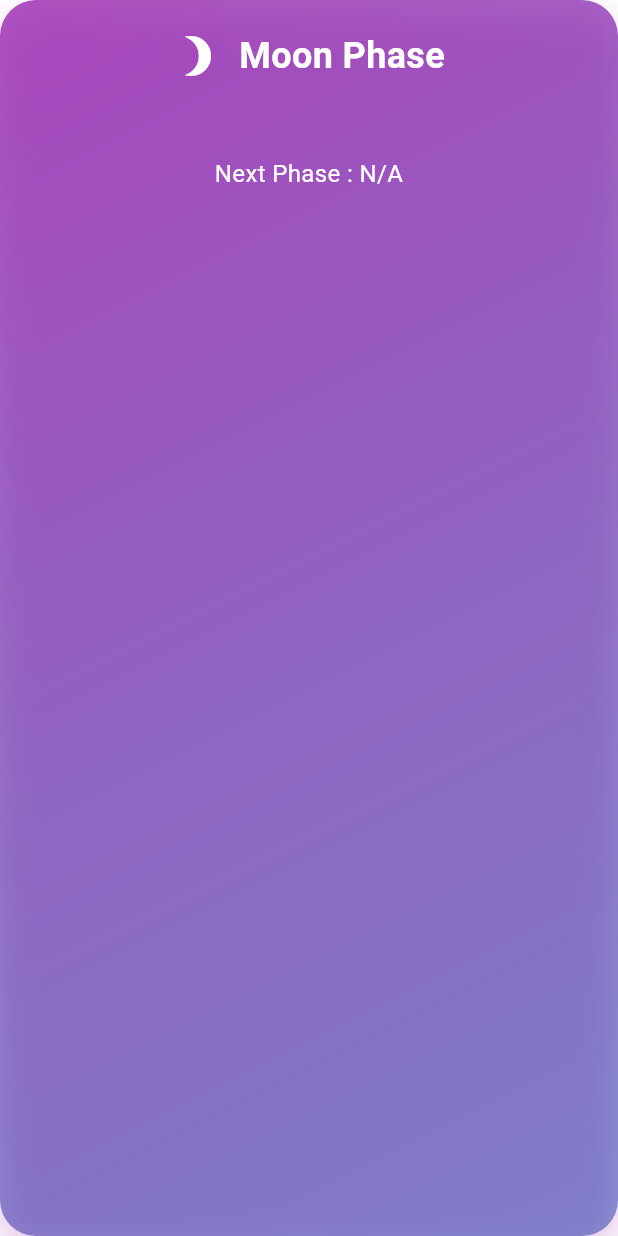
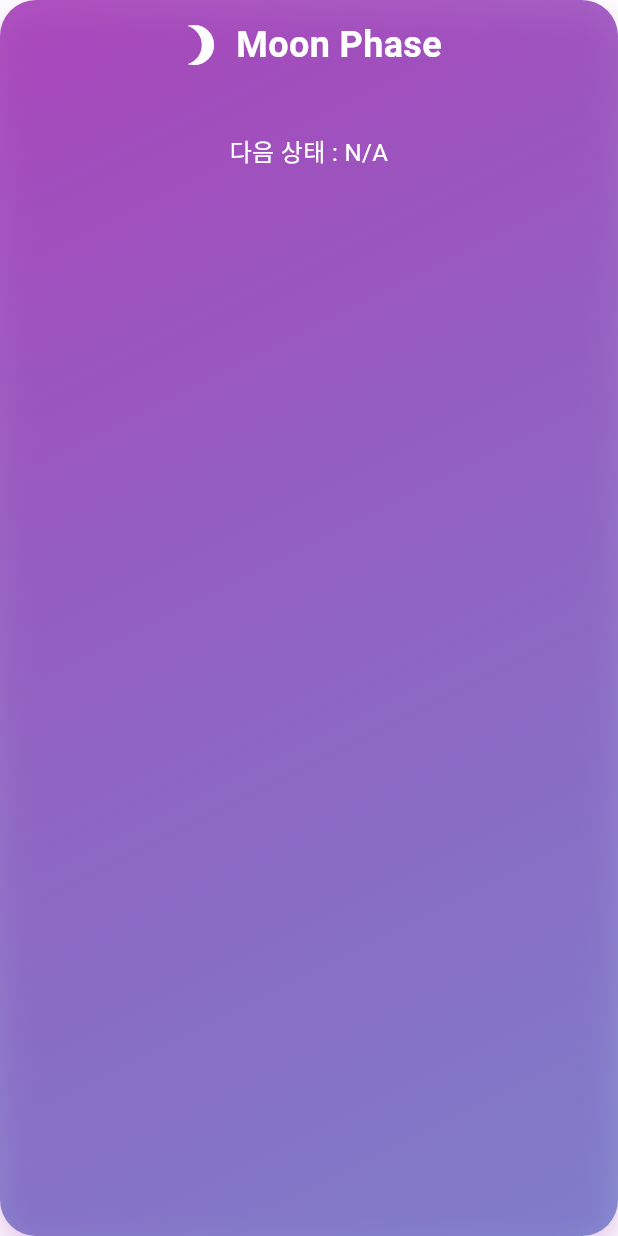
Before and after one commit to Studiosaan/Void-of-course, a Flutter app: the MoonPhaseCard widget shown alone on an empty page, opened directly with empty values, on a phone screen of 412 x 824 dp. Run offline on Flutter 3.47's test engine with Material 3 defaults, Android fonts, the phone set to English and light mode, and no system bars; our stand-ins replace animated_theme_switcher, table_calendar; missing offline and left inert: sweph.

Commit message:
Icon_Done

```diff
--- a/lib/main.dart
+++ b/lib/main.dart
@@ -1,5 +1,3 @@
-// main.dart
-
 import 'package:flutter/material.dart'; // 플러터의 기본 디자인 라이브러리를 가져와요.
 import 'package:provider/provider.dart'; // 앱의 상태(데이터)를 쉽게 관리하게 도와주는 라이브러리를 가져와요.
 import 'package:sweph/sweph.dart'; // 천문 계산을 위한 라이브러리를 가져와요.
--- a/lib/screens/home_screen.dart
+++ b/lib/screens/home_screen.dart
@@ -74,7 +74,7 @@ class _HomeScreenState extends State<HomeScreen> {
     // 만약 날짜와 시간이 없다면 'N/A' (정보 없음) 라고 보여줘요.
     if (dateTime == null) return 'N/A';
     // 날짜와 시간이 있다면, 정해진 형식으로 만들어서 돌려줘요.
-    return DateFormat('yyyy-MM-dd HH:mm').format(dateTime);
+    return DateFormat('MM월 dd일 HH:mm').format(dateTime);
   }
 
   @override
@@ -98,8 +98,9 @@ class _HomeScreenState extends State<HomeScreen> {
 
     // 다음 별자리로 바뀌는 시간에 대한 글자를 만들어요.
     final nextSignTimeText = provider.nextSignTime != null
-        ? 'Next Sign : ${DateFormat('yyyy-MM-dd HH:mm').format(provider.nextSignTime!)}'
-        : 'Next Sign : N/A';
+        ? '다음 싸인 : ${DateFormat('MM월 dd일 HH:mm').format(provider.nextSignTime!)}'
+        : '다음 싸인 : N/A';
+        //---------------------------------------------------------------------------------------------
 
     // --- VOC (Void of Course) 관련 로직 ---
     final vocStart = provider.vocStart; // VOC 시작 시간을 가져와요.
@@ -113,7 +114,7 @@ class _HomeScreenState extends State<HomeScreen> {
     }
 
     // isVocNow 값에 따라 다른 글자, 아이콘, 색깔을 정해요.
-    final String vocStatusText = isVocNow ? 'Is Void Now' : 'Is Not Void'; // 상태 글자
+    final String vocStatusText = isVocNow ? '보이드 입니다' : '보이드가 아닙니다'; // 상태 글자
     final IconData vocIcon = isVocNow ? Icons.warning : Icons.park; // 아이콘 모양
     final Color vocColor = isVocNow ? Colors.deepOrange : Colors.green; // 아이콘과 글자 색깔
     // --- 로직 끝 ---
@@ -187,10 +188,11 @@ class _HomeScreenState extends State<HomeScreen> {
                     children: [
                       // VOC 시작 시간과 종료 시간을 보여줘요.
                       Text(
-                        '시작: ${_formatDateTime(provider.vocStart)}\n종료: ${_formatDateTime(provider.vocEnd)}',
+                        '시작 : ${_formatDateTime(provider.vocStart)}\n종료 : ${_formatDateTime(provider.vocEnd)}',
                         style: TextStyle(
                           color: Theme.of(context).textTheme.bodyMedium?.color, // 앱의 보통 글자 색상을 사용해요.
-                          fontSize: 14, // 글자 크기는 14
+                          fontSize: 15, // 글자 크기는 14
+                          fontWeight: FontWeight.w600, // 글자를 살짝 두껍게 만들어요.
                         ),
                       ),
                       const SizedBox(height: 8), // 글자와 글자 사이에 작은 공간을 만들어요.
@@ -215,7 +217,7 @@ class _HomeScreenState extends State<HomeScreen> {
                   onNextDay: () => _changeDate(1), // 오른쪽 화살표를 누르면 내일로 가요.
                   showCalendar: () => showCalendarDialog(context), // 날짜 부분을 누르면 달력을 보여줘요.
                 ),
-                const SizedBox(height: 20), // 날짜 선택기와 초기화 버튼 사이에 공간을 만들어요.
+                const SizedBox(height: 15), // 날짜 선택기와 초기화 버튼 사이에 공간을 만들어요.
 
                 // 5. 날짜를 오늘로 되돌리는 버튼을 넣어요.
                 ResetDateButton(onPressed: _resetDateToToday),
--- a/lib/widgets/moon_phase_card.dart
+++ b/lib/widgets/moon_phase_card.dart
@@ -40,7 +40,7 @@ class MoonPhaseCard extends StatelessWidget {
       ),
       // 상자 안쪽에 여백을 줘요.
       child: Padding(
-        padding: const EdgeInsets.all(20.0), // 모든 방향으로 20만큼 여백을 줘요.
+        padding: const EdgeInsets.all(13.0), // 모든 방향으로 13만큼 여백을 줘요.
         // 내용물들을 세로로 차곡차곡 쌓아요.
         child: Column(
           children: [
@@ -49,7 +49,7 @@ class MoonPhaseCard extends StatelessWidget {
               mainAxisAlignment: MainAxisAlignment.center, // 가운데 정렬해요.
               children: [
                 const Icon(Icons.brightness_3, color: Colors.white, size: 32), // 달 모양 아이콘을 넣어요.
-                const SizedBox(width: 12), // 아이콘과 글자 사이에 작은 공간을 만들어요.
+                const SizedBox(width: 8), // 아이콘과 글자 사이에 작은 공간을 만들어요.
                 const Text(
                   'Moon Phase', // '달의 위상'이라는 제목을 써요.
                   style: TextStyle(
@@ -60,7 +60,7 @@ class MoonPhaseCard extends StatelessWidget {
                 ),
               ],
             ),
-            const SizedBox(height: 16), // 제목과 내용 사이에 공간을 만들어요.
+            const SizedBox(height: 8), // 제목과 내용 사이에 공간을 만들어요.
             // 달의 현재 상태를 보여주는 글자를 써요.
             Text(
               provider.moonPhase, // 별자리 정보에서 달의 현재 상태를 가져와요.
@@ -71,7 +71,7 @@ class MoonPhaseCard extends StatelessWidget {
             // 다음 달의 상태가 언제인지 보여주는 글자를 써요.
             Text(
               // '다음 상태: 08-18 15:30' 와 같은 형식으로 보여줘요.
-              'Next Phase : ${provider.nextSignTime != null ? DateFormat('MM-dd HH:mm').format(provider.nextSignTime!) : 'N/A'}',
+              '다음 상태 : ${provider.nextSignTime != null ? DateFormat('MM월 dd일 HH:mm').format(provider.nextSignTime!) : 'N/A'}',
               style: const TextStyle(color: Colors.white, fontSize: 16), // 하얀색, 크기 16
               textAlign: TextAlign.center, // 글자를 가운데 정렬해요.
             ),
--- a/lib/widgets/moon_sign_card.dart
+++ b/lib/widgets/moon_sign_card.dart
@@ -74,7 +74,7 @@ class MoonSignCard extends StatelessWidget {
       ),
       // 카드 안에 들어갈 내용(아이콘, 글자 등)을 설정해요.
       child: ListTile(
-        contentPadding: const EdgeInsets.all(20), // 내용물 주변에 모든 방향으로 20만큼 여백을 줘요.
+        contentPadding: const EdgeInsets.all(15), // 내용물 주변에 모든 방향으로 20만큼 여백을 줘요.
         // 왼쪽에 별자리 이모티콘을 보여줄 공간을 만들어요.
         leading: SizedBox(
           width: 50, // 너비 50
@@ -101,13 +101,13 @@ class MoonSignCard extends StatelessWidget {
                 fontWeight: FontWeight.w600, // 글자를 살짝 두껍게 만들어요.
               ),
             ),
-            const SizedBox(height: 8), // 글자와 글자 사이에 작은 공간을 만들어요.
             // 다음 별자리로 바뀌는 시간을 보여줘요.
             Text(
               nextSignTimeText, // '다음 별자리: 08-18 15:30' 과 같은 글자를 보여줘요.
               style: TextStyle(
                 color: Theme.of(context).textTheme.bodyMedium?.color, // 앱의 보통 글자 색상을 사용해요.
-                fontSize: 14, // 글자 크기는 14
+                fontSize: 15, // 글자 크기는 14
+                fontWeight: FontWeight.w900, // 글자를 매우 두껍게 만들어요.
               ),
             ),
           ],
--- a/lib/widgets/reset_date_button.dart
+++ b/lib/widgets/reset_date_button.dart
@@ -31,7 +31,7 @@ class ResetDateButton extends StatelessWidget {
             ),
           ),
           // 버튼 안에 들어갈 내용물이에요.
-          child: const Icon(Icons.refresh, size: 30), // 새로고침 모양 아이콘을 넣고, 크기는 30으로 해요.
+          child: const Icon(Icons.refresh, size: 35), // 새로고침 모양 아이콘을 넣고, 크기는 30으로 해요.
         ),
       ),
     );
```
Also changed, not shown: lib/widgets/voc_info_card.dart (+23 -9 lines), 1 other file.
